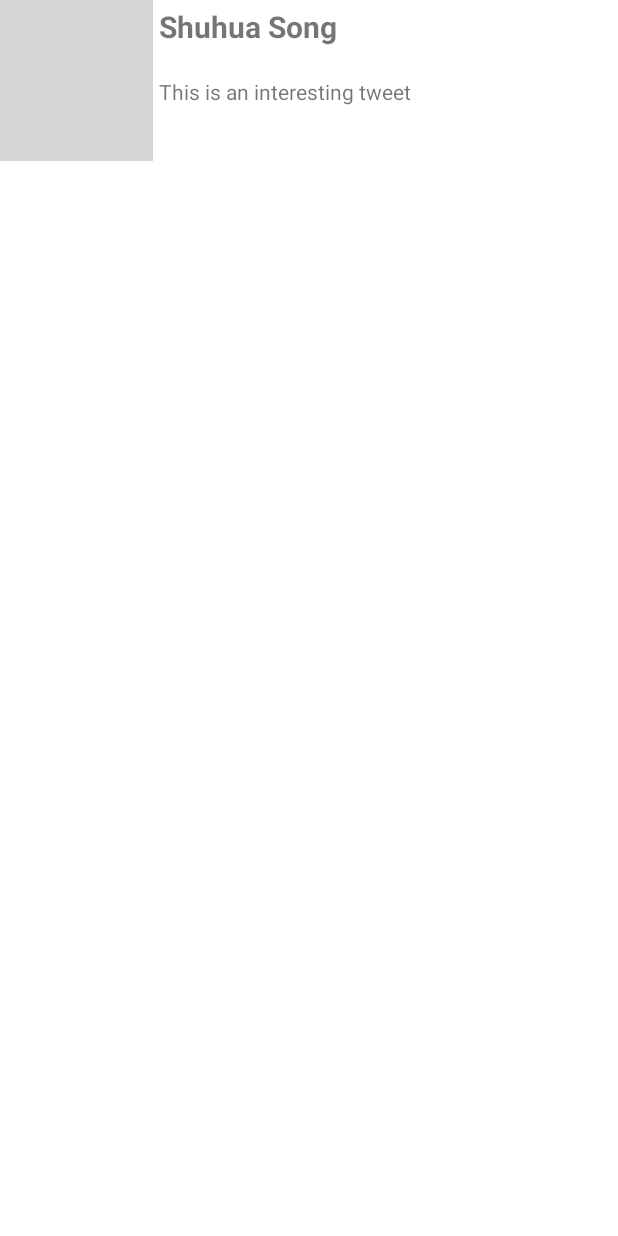
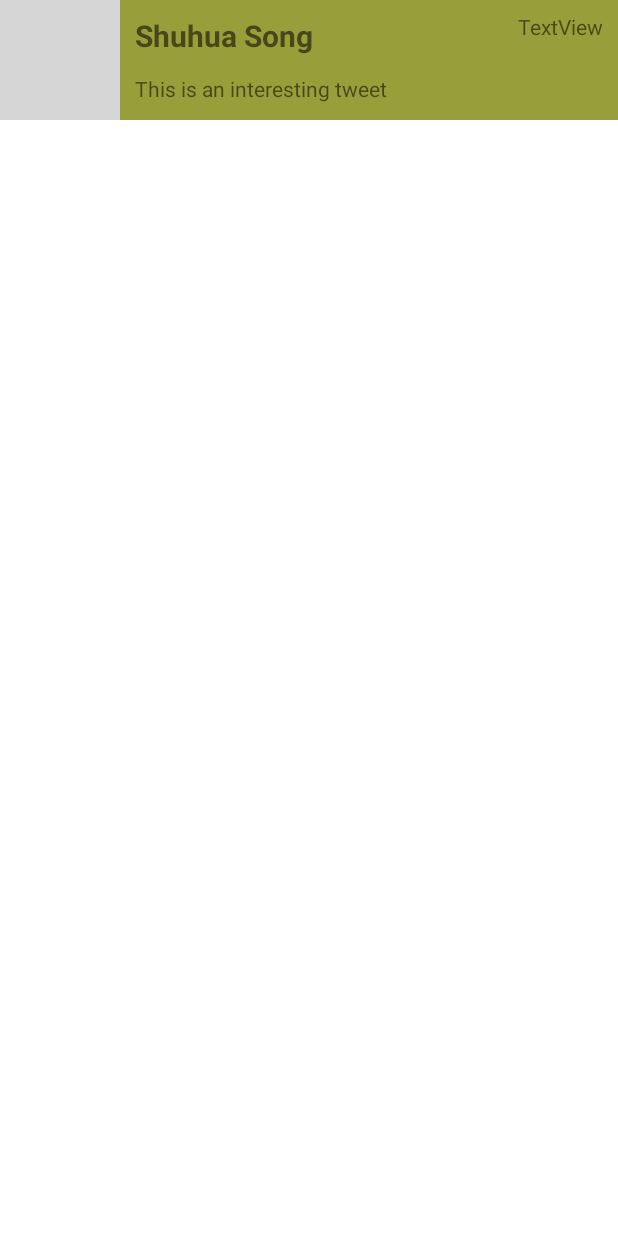
Before and after one commit to Shuhuasong/SongsTwitter_Kotlin, an Android app: the layout item_tweet.xml on its own in the app's theme, with its tools: preview values and no code run, on a phone screen of 412 x 824 dp. Run offline under Robolectric (Android 15) with nearby library versions, the phone set to English and light mode, and no system bars; grey boxes are pictures that could not be loaded.

```diff
--- a/app/build.gradle
+++ b/app/build.gradle
@@ -70,4 +70,6 @@ dependencies {
     implementation "androidx.room:room-runtime:$room_version"
     kapt "androidx.room:room-compiler:$room_version"
     implementation 'com.facebook.stetho:stetho:1.5.1'
+
+    implementation 'androidx.swiperefreshlayout:swiperefreshlayout:1.1.0'
 }
--- a/app/src/main/java/com/codepath/apps/restclienttemplate/TwitterClient.kt
+++ b/app/src/main/java/com/codepath/apps/restclienttemplate/TwitterClient.kt
@@ -29,8 +29,7 @@ class TwitterClient(context: Context) : OAuthBaseClient(
         context.packageName,
         FALLBACK_URL
     )
-) {
-
+) {  //Companion Object: https://medium.com/swlh/kotlin-basics-of-companion-objects-a8422c96779b
     companion object {
         val REST_API_INSTANCE = TwitterApi.instance()
 
@@ -55,7 +54,7 @@ class TwitterClient(context: Context) : OAuthBaseClient(
     // DEFINE METHODS for different API endpoints here
     fun getHomeTimeline(handler: JsonHttpResponseHandler) {
         val apiUrl =
-            getApiUrl("statuses/user_timeline.json")
+            getApiUrl("statuses/home_timeline.json")
 
         // Can specify query string params directly or through RequestParams.
         val params = RequestParams()
--- a/app/src/main/res/layout/item_tweet.xml
+++ b/app/src/main/res/layout/item_tweet.xml
@@ -4,12 +4,13 @@
     xmlns:app="http://schemas.android.com/apk/res-auto"
     xmlns:tools="http://schemas.android.com/tools"
     android:layout_width="match_parent"
+    android:background="@color/yellow"
     android:layout_height="wrap_content">
 
     <ImageView
         android:id="@+id/ivProfileImage"
-        android:layout_width="102dp"
-        android:layout_height="107dp"
+        android:layout_width="80dp"
+        android:layout_height="80dp"
         app:layout_constraintBottom_toBottomOf="parent"
         app:layout_constraintStart_toStartOf="parent"
         app:layout_constraintTop_toTopOf="parent"
@@ -21,8 +22,7 @@
         android:textStyle="bold"
         android:layout_width="wrap_content"
         android:layout_height="wrap_content"
-        android:layout_marginStart="4dp"
-        android:layout_marginTop="4dp"
+        android:layout_margin="10dp"
         android:text="Shuhua Song"
         app:layout_constraintStart_toEndOf="@+id/ivProfileImage"
         app:layout_constraintTop_toTopOf="parent" />
@@ -31,10 +31,25 @@
         android:id="@+id/tvTweetBody"
         android:layout_width="wrap_content"
         android:layout_height="wrap_content"
-        android:layout_marginStart="4dp"
+        android:layout_margin="10dp"
+        android:layout_marginBottom="8dp"
+        app:layout_constraintHorizontal_bias="0.0"
+        android:text="This is an interesting tweet"
+        app:layout_constraintBottom_toBottomOf="parent"
+        app:layout_constraintEnd_toEndOf="parent"
+        app:layout_constraintStart_toEndOf="@+id/ivProfileImage"
+        app:layout_constraintTop_toBottomOf="@+id/tvUsername"
+        app:layout_constrainedWidth="true"
+        android:autoLink="all"
+        />
 
-        android:layout_marginTop="20dp"
-        android:text="This is an interesting tweet"
-        app:layout_constraintStart_toEndOf="@+id/ivProfileImage"
-        app:layout_constraintTop_toBottomOf="@+id/tvUsername" />
+    <TextView
+        android:id="@+id/tvTime"
+        android:layout_width="wrap_content"
+        android:layout_height="wrap_content"
+        android:layout_marginTop="8dp"
+        android:layout_marginEnd="10dp"
+        android:text="TextView"
+        app:layout_constraintEnd_toEndOf="parent"
+        app:layout_constraintTop_toTopOf="parent" />
 </androidx.constraintlayout.widget.ConstraintLayout>
--- a/app/src/main/res/values/colors.xml
+++ b/app/src/main/res/values/colors.xml
@@ -1,10 +1,11 @@
 <?xml version="1.0" encoding="utf-8"?>
 <resources>
     <color name="purple_200">#FFBB86FC</color>
-    <color name="purple_500">#FF6200EE</color>
+    <color name="purple_500">#48B644</color>
     <color name="purple_700">#FF3700B3</color>
-    <color name="teal_200">#FF03DAC5</color>
+    <color name="teal_200">#13988B</color>
     <color name="teal_700">#FF018786</color>
     <color name="black">#FF000000</color>
     <color name="white">#FFFFFFFF</color>
+    <color name="yellow">#989E39</color>
 </resources>
```
Also changed, not shown: app/src/main/java/com/codepath/apps/restclienttemplate/EndlessRecyclerViewScrollListener.kt (added, +109 -0 lines), app/src/main/java/com/codepath/apps/restclienttemplate/TimeFormatter.kt (added, +75 -0 lines), app/src/main/java/com/codepath/apps/restclienttemplate/TimelineActivity.kt (+94 -4 lines), app/src/main/java/com/codepath/apps/restclienttemplate/TweetAdapter.kt (added, +54 -0 lines), app/src/main/java/com/codepath/apps/restclienttemplate/models/Tweet.kt (added, +37 -0 lines), app/src/main/java/com/codepath/apps/restclienttemplate/models/User.kt (added, +20 -0 lines), app/src/main/res/layout/activity_timeline.xml (+8 -0 lines).
